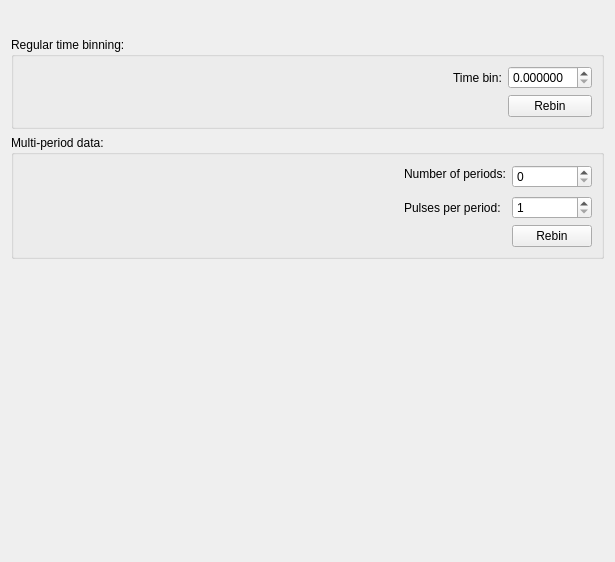
Old version of the form MantidQt/CustomInterfaces/inc/MantidQtCustomInterfaces/EnggDiffraction/EnggDiffractionQtTabPreproc.ui in the repository mantidproject/mantid.
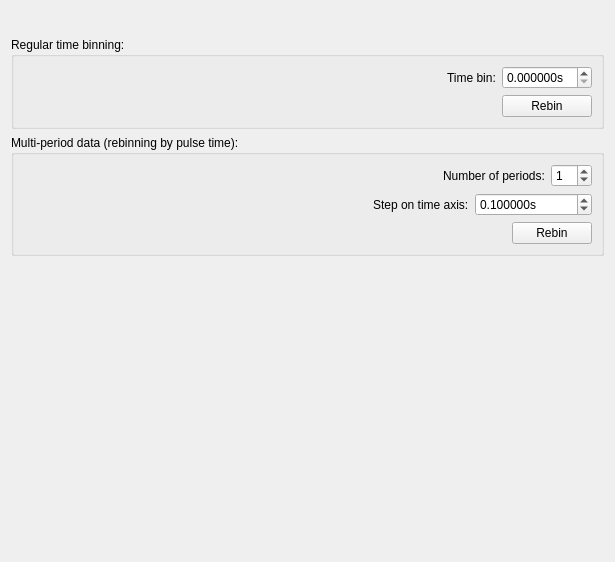
New version of the form. Custom widgets are drawn as their Qt base class.

Commit message: methods for rebinning added, documentation for new tab, re #13808

What changed in the file:
```diff
--- a/MantidQt/CustomInterfaces/inc/MantidQtCustomInterfaces/EnggDiffraction/EnggDiffractionQtTabPreproc.ui
+++ b/MantidQt/CustomInterfaces/inc/MantidQtCustomInterfaces/EnggDiffraction/EnggDiffractionQtTabPreproc.ui
@@ -15,8 +15,6 @@
   </property>
   <layout class="QVBoxLayout" name="verticalLayout">
    <item>
-    <layout class="QGridLayout" name="gridLayout_3">
-     <item row="0" column="0">
       <layout class="QHBoxLayout" name="horizontalLayout_9">
        <item>
         <widget class="QLabel" name="label_cropped_run_num">
@@ -56,7 +54,7 @@
        </item>
       </layout>
      </item>
-     <item row="1" column="0">
+   <item>
       <widget class="QGroupBox" name="groupBox">
        <property name="title">
         <string>Regular time binning:</string>
@@ -84,6 +82,9 @@
         </item>
         <item row="0" column="2">
          <widget class="QDoubleSpinBox" name="doubleSpinBox_time_bin">
+        <property name="suffix">
+         <string>s</string>
+        </property>
           <property name="decimals">
            <number>6</number>
           </property>
@@ -115,13 +116,15 @@
        </layout>
       </widget>
      </item>
-     <item row="2" column="0">
+   <item>
       <widget class="QGroupBox" name="groupBox_2">
        <property name="title">
-        <string>Multi-period data:</string>
+      <string>Multi-period data (rebinning by pulse time):</string>
        </property>
        <layout class="QGridLayout" name="gridLayout_2">
         <item row="0" column="0">
+       <layout class="QHBoxLayout" name="horizontalLayout_2">
+        <item>
          <spacer name="horizontalSpacer_4">
           <property name="orientation">
            <enum>Qt::Horizontal</enum>
@@ -134,17 +137,25 @@
           </property>
          </spacer>
         </item>
-        <item row="0" column="1">
+        <item>
          <widget class="QLabel" name="label_nperiods">
           <property name="text">
            <string>Number of periods:</string>
           </property>
          </widget>
         </item>
-        <item row="0" column="2" rowspan="2">
-         <widget class="QSpinBox" name="spinBox_nperiods"/>
+        <item>
+         <widget class="QSpinBox" name="spinBox_nperiods">
+          <property name="value">
+           <number>1</number>
+          </property>
+         </widget>
         </item>
-        <item row="1" column="0" rowspan="2">
+       </layout>
+      </item>
+      <item row="1" column="0">
+       <layout class="QHBoxLayout" name="horizontalLayout_3">
+        <item>
          <spacer name="horizontalSpacer_5">
           <property name="orientation">
            <enum>Qt::Horizontal</enum>
@@ -157,24 +168,37 @@
           </property>
          </spacer>
         </item>
-        <item row="2" column="1">
+        <item>
          <widget class="QLabel" name="label_pulses_period">
           <property name="text">
-           <string>Pulses per period:</string>
+           <string>Step on time axis:</string>
           </property>
          </widget>
         </item>
-        <item row="2" column="2">
-         <widget class="QSpinBox" name="spinBox_pulses_per_period">
+        <item>
+         <widget class="QDoubleSpinBox" name="doubleSpinBox_step_time">
+          <property name="suffix">
+           <string>s</string>
+          </property>
+          <property name="decimals">
+           <number>6</number>
+          </property>
           <property name="minimum">
-           <number>1</number>
+           <double>0.000001000000000</double>
           </property>
           <property name="maximum">
-           <number>999999999</number>
+           <double>999999999.000000000000000</double>
+          </property>
+          <property name="value">
+           <double>0.100000000000000</double>
           </property>
          </widget>
         </item>
-        <item row="3" column="0" colspan="2">
+       </layout>
+      </item>
+      <item row="2" column="0">
+       <layout class="QHBoxLayout" name="horizontalLayout">
+        <item>
          <spacer name="horizontalSpacer_3">
           <property name="orientation">
            <enum>Qt::Horizontal</enum>
@@ -187,7 +211,7 @@
           </property>
          </spacer>
         </item>
-        <item row="3" column="2">
+        <item>
          <widget class="QPushButton" name="pushButton_rebin_multiperiod">
           <property name="text">
            <string>Rebin</string>
@@ -195,9 +219,9 @@
          </widget>
         </item>
        </layout>
-      </widget>
-     </item>
-    </layout>
+      </item>
+     </layout>
+    </widget>
    </item>
    <item>
     <spacer name="verticalSpacer">
```
Lines whose indentation alone changed are shown as unchanged. The commit also changes 9 other files.
